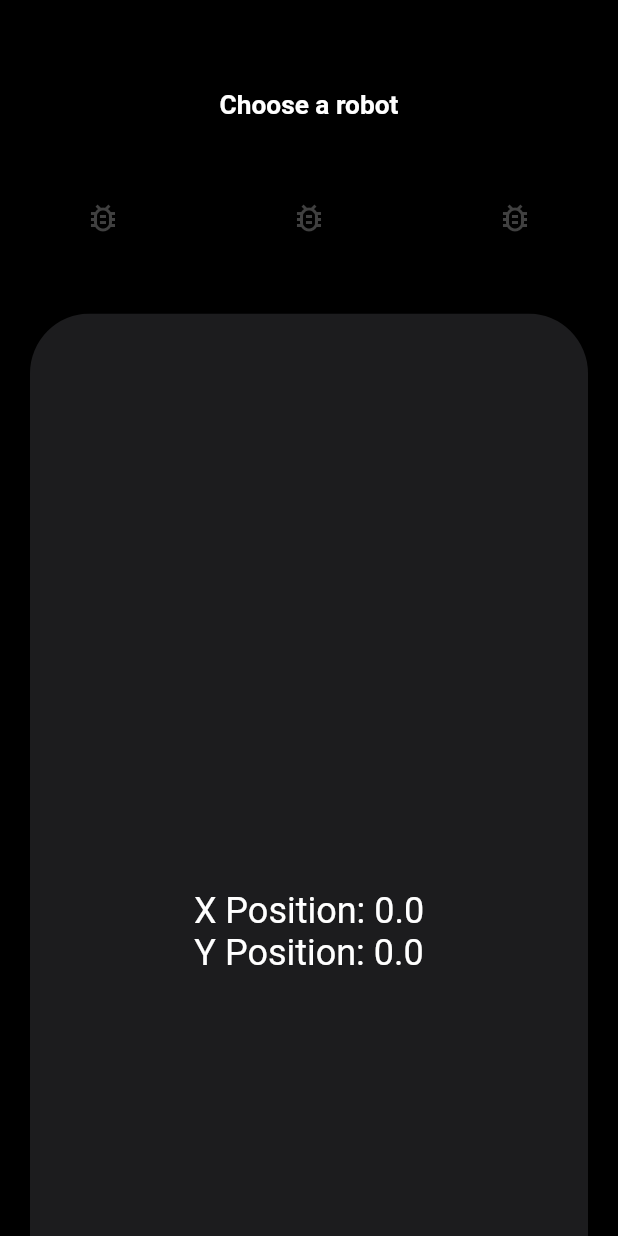
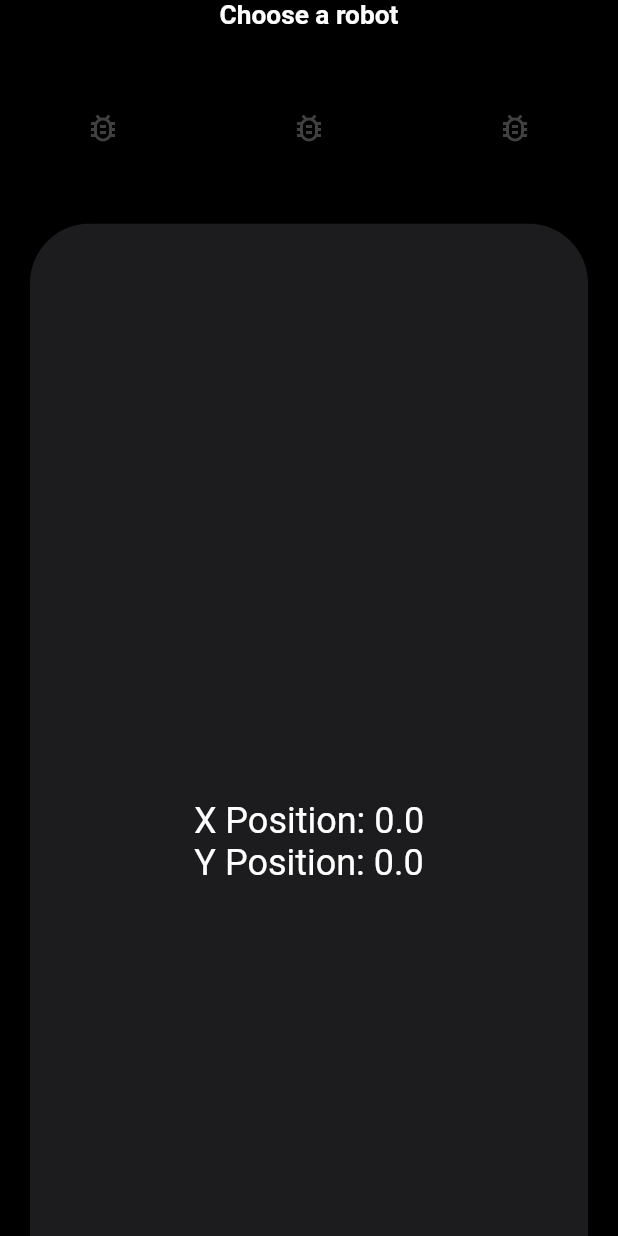
Before and after one commit to VTIvanov20/remote, a Flutter app: the screen it shows after launch, on a phone screen of 412 x 824 dp. Run offline on Flutter 3.47's test engine with Material 2 defaults, Android fonts, the phone set to English and light mode, and no system bars; Roboto replaces fonts that are missing (Montserrat).

Commit message:
Regulate padding & data display

```diff
--- a/app/lib/main.dart
+++ b/app/lib/main.dart
@@ -49,9 +49,7 @@ class _AppContentsState extends State<AppContents> {
   Widget build(BuildContext context) {
     return ListView(
       children: [
-        const Padding(
-          padding: EdgeInsets.only(top: 60),
-          child: Text(
+        const Text(
             "Choose a robot",
             style: TextStyle(
               fontFamily: "Montserrat",
@@ -61,7 +59,6 @@ class _AppContentsState extends State<AppContents> {
             ),
             textAlign: TextAlign.center,
           ),
-        ),
         const SizedBox(height: 20),
         const OptionBar(),
         const SizedBox(height: 20),
@@ -75,7 +72,6 @@ class _AppContentsState extends State<AppContents> {
           child: TrackPad(
             onPositionSelected: (x, y, z) {
               sendCommand('position', x, y, z);
-              print(x);
             },
           ),
         ),
--- a/app/lib/track_pad.dart
+++ b/app/lib/track_pad.dart
@@ -60,8 +60,8 @@ class _TrackPadState extends State<TrackPad> {
               double dx = details.localPosition.dx - (availableWidth / 2);
               double dy = -details.localPosition.dy + (availableHeight / 2);
 
-              _xPosition = _clampPosition(dx, maxRange);
-              _yPosition = _clampPosition(dy, maxRange);
+              _xPosition = _clampPosition(dx, maxRange).roundToDouble();
+              _yPosition = _clampPosition(dy, maxRange).roundToDouble();
             });
           },
           child: Container(
```
